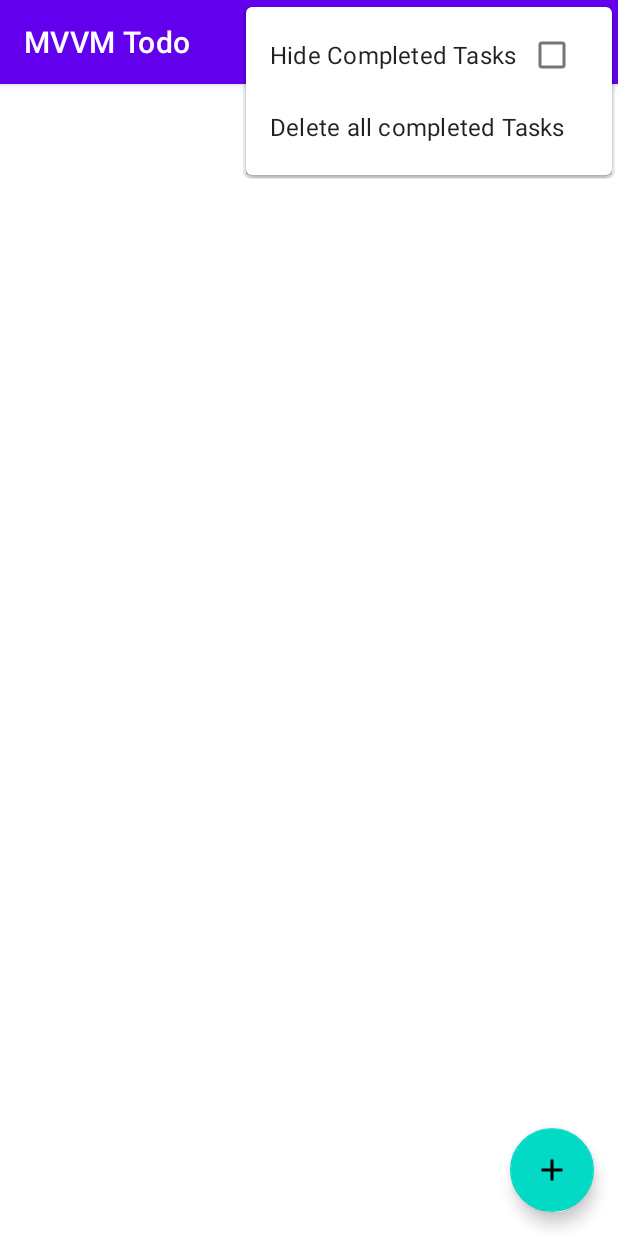
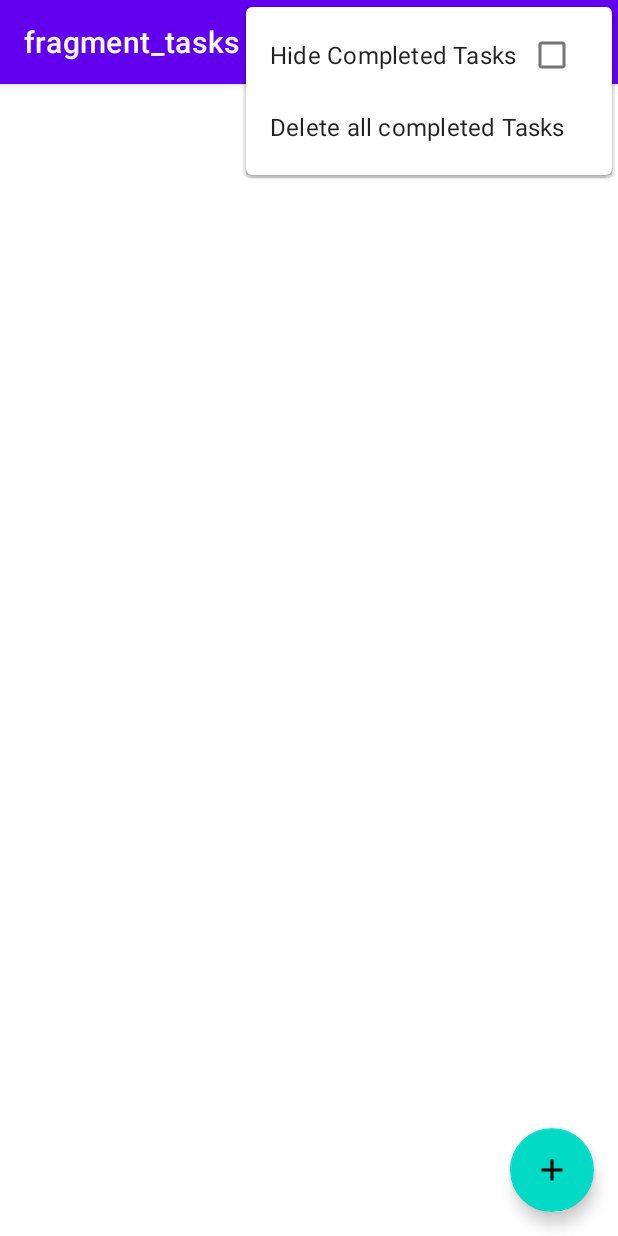
Before and after one commit to RakeshBepari/MVVM-Todo, an Android app: the screen it shows after launch (MainActivity), with the options menu open, on a phone screen of 412 x 824 dp. Run offline under Robolectric (Android 15) with nearby library versions, the phone set to English and light mode, and no system bars; our stand-ins replace Dagger/Hilt's generated code, Room's generated code, navigation-ui; libraries missing offline, so code that uses them is left out: androidx.datastore.preferences, androidx.hilt, androidx.hilt.lifecycle; 2 statements that could not run were skipped.

Commit message:
Navigation Implemented

```diff
--- a/app/src/main/java/com/example/mvvmtodo/MainActivity.kt
+++ b/app/src/main/java/com/example/mvvmtodo/MainActivity.kt
@@ -2,12 +2,29 @@ package com.example.mvvmtodo
 
 import androidx.appcompat.app.AppCompatActivity
 import android.os.Bundle
+import androidx.navigation.NavController
+import androidx.navigation.fragment.NavHostFragment
+import androidx.navigation.fragment.findNavController
+import androidx.navigation.ui.setupActionBarWithNavController
 import dagger.hilt.android.AndroidEntryPoint
 
 @AndroidEntryPoint
 class MainActivity : AppCompatActivity() {
+
+    private lateinit var navController : NavController
+
     override fun onCreate(savedInstanceState: Bundle?) {
         super.onCreate(savedInstanceState)
         setContentView(R.layout.activity_main)
+
+        val navHostFragment = supportFragmentManager.findFragmentById(R.id.nav_host_fragment) as NavHostFragment
+
+        navController = navHostFragment.findNavController()
+
+        setupActionBarWithNavController(navController)
+    }
+
+    override fun onSupportNavigateUp(): Boolean {
+        return  navController.navigateUp() || super.onSupportNavigateUp()
     }
 }
--- a/app/src/main/java/com/example/mvvmtodo/ui/tasks/TasksFragment.kt
+++ b/app/src/main/java/com/example/mvvmtodo/ui/tasks/TasksFragment.kt
@@ -9,17 +9,23 @@ import androidx.appcompat.widget.SearchView
 import androidx.fragment.app.Fragment
 import androidx.fragment.app.viewModels
 import androidx.lifecycle.lifecycleScope
+import androidx.navigation.fragment.findNavController
+import androidx.recyclerview.widget.ItemTouchHelper
 import androidx.recyclerview.widget.LinearLayoutManager
+import androidx.recyclerview.widget.RecyclerView
 import com.example.mvvmtodo.R
 import com.example.mvvmtodo.data.SortOrder
+import com.example.mvvmtodo.data.Task
 import com.example.mvvmtodo.databinding.FragmentTasksBinding
 import com.example.mvvmtodo.uitl.OnQueryTextChanged
+import com.google.android.material.snackbar.Snackbar
 import dagger.hilt.android.AndroidEntryPoint
+import kotlinx.coroutines.flow.collect
 import kotlinx.coroutines.flow.first
 import kotlinx.coroutines.launch
 
 @AndroidEntryPoint
-class TasksFragment:Fragment(R.layout.fragment_tasks) {
+class TasksFragment : Fragment(R.layout.fragment_tasks),TaskAdapter.OnItemClickListener {
 
     private val viewModel: TasksViewModel by viewModels()
 
@@ -28,7 +34,7 @@ class TasksFragment:Fragment(R.layout.fragment_tasks) {
 
         val binding = FragmentTasksBinding.bind(view)
 
-        val taskAdapter = TaskAdapter()
+        val taskAdapter = TaskAdapter(this)
 
         binding.apply {
             recyclerViewTasks.apply {
@@ -36,22 +42,66 @@ class TasksFragment:Fragment(R.layout.fragment_tasks) {
                 layoutManager = LinearLayoutManager(requireContext())
                 setHasFixedSize(true)
             }
+            fabAddTask.setOnClickListener(){
+                viewModel.onAddTaskClicked()
+            }
+
+            viewModel.tasks.observe(viewLifecycleOwner) {
+                taskAdapter.submitList(it)
+            }
+
+            ItemTouchHelper(object :
+                ItemTouchHelper.SimpleCallback(0, ItemTouchHelper.LEFT or ItemTouchHelper.RIGHT) {
+                override fun onMove(
+                    recyclerView: RecyclerView,
+                    viewHolder: RecyclerView.ViewHolder,
+                    target: RecyclerView.ViewHolder
+                ): Boolean {
+                    return false
+                }
+
+                override fun onSwiped(viewHolder: RecyclerView.ViewHolder, direction: Int) {
+                    val task = taskAdapter.currentList[viewHolder.adapterPosition]
+                    viewModel.onTaskSwiped(task)
+                }
+
+            }).attachToRecyclerView(recyclerViewTasks)
         }
 
-        viewModel.tasks.observe(viewLifecycleOwner){
-            taskAdapter.submitList(it)
+        viewLifecycleOwner.lifecycleScope.launchWhenStarted {
+            viewModel.taskEvents.collect { event->
+                when(event){
+                    is TasksViewModel.TaskEvents.ShowUndoDeleteTaskMessage ->{
+                        Snackbar.make(requireView(),"Task Deleted", Snackbar.LENGTH_LONG)
+                            .setAction("Undo"){
+                                viewModel.onUndoDeleteClicked(event.task)
+                            }.show()
+                    }
+                    is TasksViewModel.TaskEvents.NavigateToAddTask -> {
+                        val action = TasksFragmentDirections.actionTasksFragmentToAddEditTaskFragment(null,"New Task")
+                        findNavController().navigate(action)
+                    }
+                    is TasksViewModel.TaskEvents.NavigateToEditTask -> {
+                        val action = TasksFragmentDirections.actionTasksFragmentToAddEditTaskFragment(event.task,"Edit Task")
+                        findNavController().navigate(action)
+                    }
+                }
+
+            }
         }
 
         setHasOptionsMenu(true)
     }
 
+
+
     override fun onCreateOptionsMenu(menu: Menu, inflater: MenuInflater) {
-        inflater.inflate(R.menu.menu_fragment_tasks,menu)
+        inflater.inflate(R.menu.menu_fragment_tasks, menu)
 
         val searchItem = menu.findItem(R.id.action_search)
         val searchView = searchItem.actionView as SearchView
 
-        searchView.OnQueryTextChanged{
+        searchView.OnQueryTextChanged {
             viewModel.searchQuery.value = it
         }
 
@@ -63,7 +113,7 @@ class TasksFragment:Fragment(R.layout.fragment_tasks) {
     }
 
     override fun onOptionsItemSelected(item: MenuItem): Boolean {
-        return when(item.itemId){
+        return when (item.itemId) {
             R.id.action_sort_by_name -> {
                 viewModel.onSortOrderSelected(SortOrder.BY_NAME)
                 true
@@ -85,4 +135,12 @@ class TasksFragment:Fragment(R.layout.fragment_tasks) {
         }
     }
 
+    override fun onItemClick(task: Task) {
+        viewModel.onTaskSelected(task)
+    }
+
+    override fun onCheckBoxClick(task: Task, isChecked: Boolean) {
+        viewModel.onTaskCheckedChanged(task,isChecked)
+    }
+
 }
--- a/app/src/main/res/layout/fragment_add_edit_task.xml
+++ b/app/src/main/res/layout/fragment_add_edit_task.xml
@@ -2,7 +2,8 @@
 <androidx.coordinatorlayout.widget.CoordinatorLayout xmlns:android="http://schemas.android.com/apk/res/android"
     xmlns:tools="http://schemas.android.com/tools"
     android:layout_width="match_parent"
-    android:layout_height="match_parent">
+    android:layout_height="match_parent"
+    tools:context=".ui.addedittask.AddEditTaskFragment">
 
     <LinearLayout
         android:layout_width="match_parent"
--- a/app/src/main/res/navigation/nav_graph.xml
+++ b/app/src/main/res/navigation/nav_graph.xml
@@ -9,5 +9,23 @@
         android:id="@+id/tasksFragment"
         android:name="com.example.mvvmtodo.ui.tasks.TasksFragment"
         android:label="fragment_tasks"
-        tools:layout="@layout/fragment_tasks" />
+        tools:layout="@layout/fragment_tasks" >
+        <action
+            android:id="@+id/action_tasksFragment_to_addEditTaskFragment"
+            app:destination="@id/addEditTaskFragment" />
+    </fragment>
+    <fragment
+        android:id="@+id/addEditTaskFragment"
+        android:name="com.example.mvvmtodo.ui.addedittask.AddEditTaskFragment"
+        android:label="{title}"
+        tools:layout="@layout/fragment_add_edit_task" >
+        <argument
+            android:name="task"
+            app:argType="com.example.mvvmtodo.data.Task"
+            app:nullable="true"
+            android:defaultValue="@null" />
+        <argument
+            android:name="title"
+            app:argType="string" />
+    </fragment>
 </navigation>
```
Also changed, not shown: app/src/main/java/com/example/mvvmtodo/ui/addedittask/AddEditTaskFragment.kt (added, +30 -0 lines), app/src/main/java/com/example/mvvmtodo/ui/addedittask/AddEditTaskViewModel.kt (added, +33 -0 lines), app/src/main/java/com/example/mvvmtodo/ui/tasks/TaskAdapter.kt (+26 -2 lines), app/src/main/java/com/example/mvvmtodo/ui/tasks/TasksViewModel.kt (+41 -8 lines).
